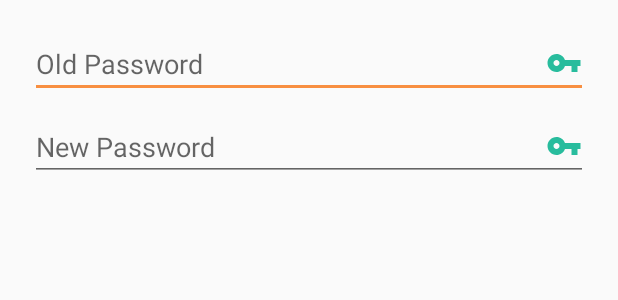
After one commit to sajorahasan/Shoppy, an Android app: the layout dialog_change_password.xml on its own in the app's theme, with its tools: preview values and no code run, on a phone screen of 412 x 824 dp. The commit adds this screen. Shown: the top 300 px of the screen. Run offline under Robolectric (Android 15) with nearby library versions, the phone set to English and light mode, and no system bars; network calls fail.

Commit message:
Change password implemented

```diff
--- a/app/build.gradle
+++ b/app/build.gradle
@@ -24,15 +24,15 @@ dependencies {
     androidTestCompile('com.android.support.test.espresso:espresso-core:2.2.2', {
         exclude group: 'com.android.support', module: 'support-annotations'
     })
+
+
     compile 'com.android.support:appcompat-v7:25.0.1'
     compile 'com.android.support:design:25.0.1'
     compile 'com.android.support:support-v4:25.0.1'
     compile 'com.squareup.picasso:picasso:2.3.2'
     compile 'com.nineoldandroids:library:2.4.0'
     compile 'com.daimajia.slider:library:1.1.5@aar'
-
     compile 'com.squareup.retrofit2:retrofit:2.1.0'
-
     compile 'com.google.code.gson:gson:2.8.0'
     compile 'com.squareup.retrofit2:converter-gson:2.1.0'
     testCompile 'junit:junit:4.12'
--- a/app/src/main/java/com/sajorahasan/shoppy/Constants.java
+++ b/app/src/main/java/com/sajorahasan/shoppy/Constants.java
@@ -35,7 +35,6 @@ public class Constants {
     public static final String ProductAPI = "get-menu-data-by-category-id.php";
     public static final String ProductDetailAPI = "get-menu-detail.php";
 
-
     //Keys for SharedPreferences
     //This would be the name of our shared preferences
     public static final String SHARED_PREF_NAME = "shoppy";
--- a/app/src/main/java/com/sajorahasan/shoppy/HomeActivity.java
+++ b/app/src/main/java/com/sajorahasan/shoppy/HomeActivity.java
@@ -128,7 +128,7 @@ public class HomeActivity extends AppCompatActivity
                 fragment = new CartFragment();
                 break;
             case R.id.nav_profile:
-                //fragment = new Menu3();
+                fragment = new ProfileFragment();
                 break;
             case R.id.nav_wishlist:
                 //fragment = new Menu3();
--- /dev/null
+++ b/app/src/main/res/layout/dialog_change_password.xml
@@ -0,0 +1,45 @@
+<?xml version="1.0" encoding="utf-8"?>
+<LinearLayout xmlns:android="http://schemas.android.com/apk/res/android"
+    android:layout_width="match_parent"
+    android:layout_height="match_parent"
+    android:orientation="vertical"
+    android:padding="20dp">
+
+    <EditText
+        android:id="@+id/et_old_password"
+        android:layout_width="match_parent"
+        android:layout_height="wrap_content"
+        android:drawableRight="@drawable/ic_key"
+        android:drawableTint="@color/colorPrimary"
+        android:hint="Old Password"
+        android:inputType="textPassword" />
+
+    <EditText
+        android:id="@+id/et_new_password"
+        android:layout_width="match_parent"
+        android:layout_height="wrap_content"
+        android:layout_marginTop="10dp"
+        android:drawableRight="@drawable/ic_key"
+        android:drawableTint="@color/colorPrimary"
+        android:hint="New Password"
+        android:inputType="textPassword" />
+
+    <TextView
+        android:id="@+id/tv_message"
+        android:layout_width="wrap_content"
+        android:layout_height="wrap_content"
+        android:layout_marginTop="10dp"
+        android:drawableLeft="@drawable/ic_error"
+        android:gravity="center"
+        android:visibility="gone" />
+
+    <ProgressBar
+        android:id="@+id/progress"
+        style="@style/Base.Widget.AppCompat.ProgressBar"
+        android:layout_width="match_parent"
+        android:layout_height="wrap_content"
+        android:layout_marginTop="10dp"
+        android:indeterminate="true"
+        android:visibility="gone" />
+
+</LinearLayout>
--- a/app/src/main/res/values/colors.xml
+++ b/app/src/main/res/values/colors.xml
@@ -8,4 +8,5 @@
     <color name="colorSub">#b0afaf</color>
     <color name="colordevider">#64dad8d8</color>
     <color name="color">#767578</color>
+    <color name="white">#ffffff</color>
 </resources>
```
Also changed, not shown: app/src/main/java/com/sajorahasan/shoppy/ProfileFragment.java (added, +169 -0 lines), app/src/main/res/layout/fragment_profile.xml (added, +24 -0 lines).
